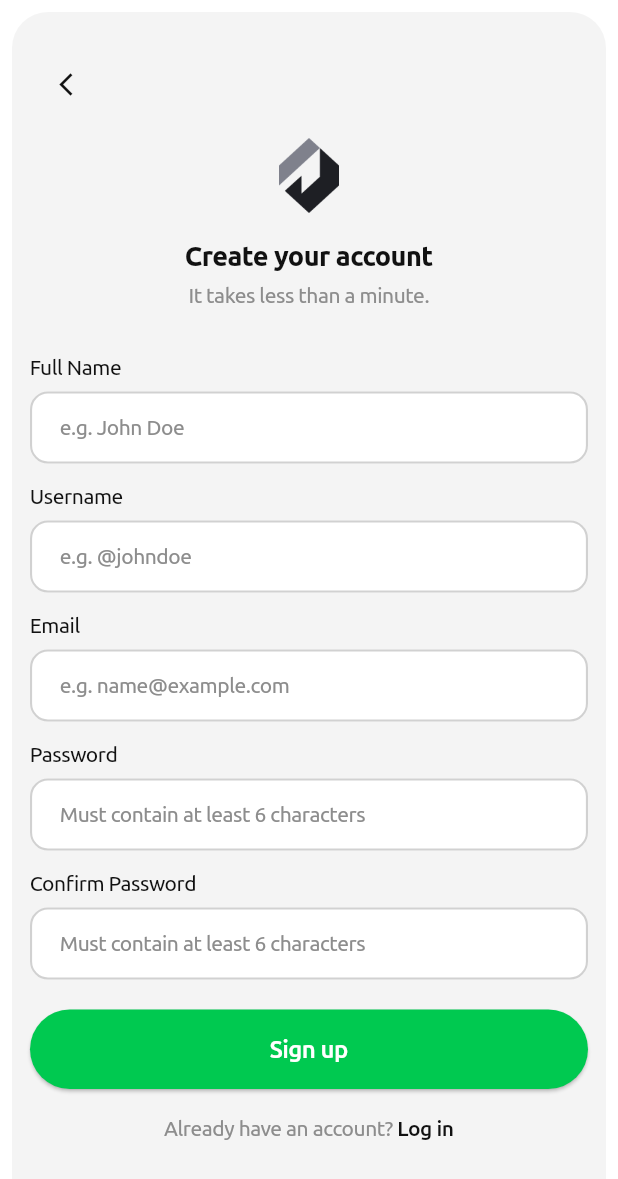
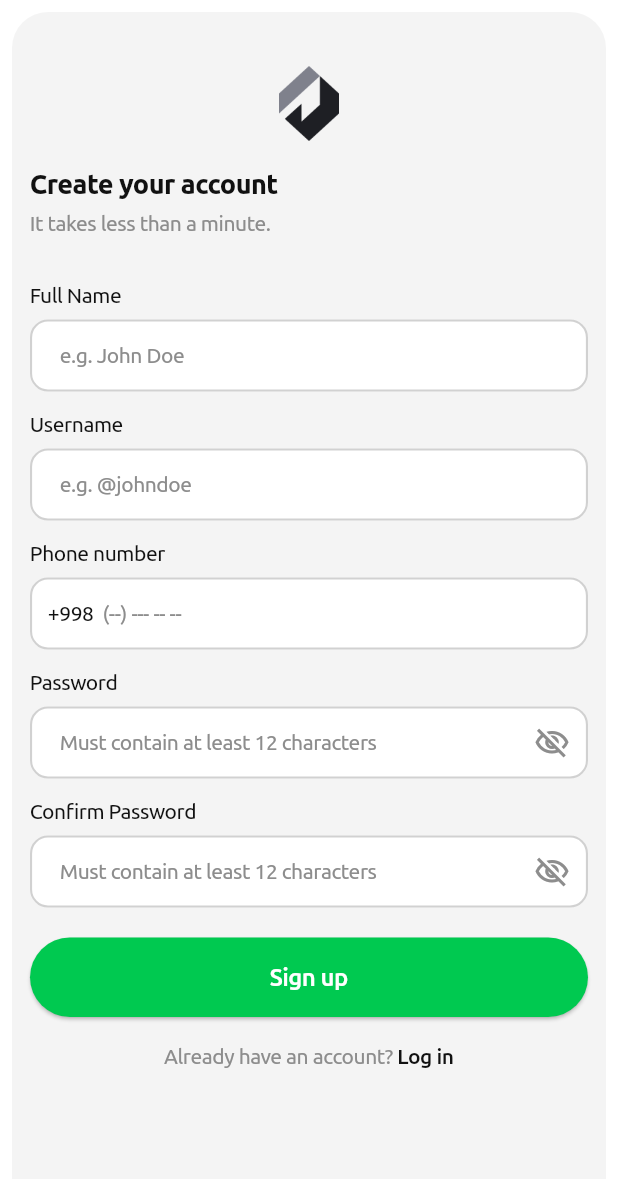
Before and after one commit to Djakh/ustadia_user_app, a Flutter app: the SignUpPage screen opened by its route, on a phone screen of 412 x 824 dp. Shown: the top 1179 px of the screen. Run offline on Flutter 3.47's test engine with Material 3 defaults, Android fonts, the phone set to English and light mode, and no system bars; our stand-ins replace dio, equatable, flutter_bloc, get_it, go_router; project files that could hold a hidden picture were left out.

Commit message:
Issue #7: signup UI was implemented

```diff
--- a/lib/core/widgets/inputs/input_field.dart
+++ b/lib/core/widgets/inputs/input_field.dart
@@ -1,6 +1,5 @@
 import 'package:flutter/material.dart';
 import 'package:flutter/services.dart';
-import 'package:ustadia_user_app/assets/themes/app_colors.dart';
 import 'package:ustadia_user_app/assets/themes/style.dart';
 import 'package:ustadia_user_app/core/extensions/build_context_extension.dart';
 
@@ -16,6 +15,10 @@ class InputField extends StatelessWidget {
   final ValueChanged<String>? onChanged;
   final TextInputAction? textInputAction;
   final FocusNode? focusNode;
+  final bool? obscure;
+  final bool showVisibilityToggle;
+  final VoidCallback? onToggleVisibility;
+  final Widget? suffix;
 
   const InputField.primary({
     super.key,
@@ -27,6 +30,10 @@ class InputField extends StatelessWidget {
     this.onChanged,
     this.textInputAction,
     this.focusNode,
+    this.obscure,
+    this.showVisibilityToggle = false,
+    this.onToggleVisibility,
+    this.suffix,
   }) : type = InputFieldType.primary;
 
   const InputField.phone({
@@ -39,6 +46,10 @@ class InputField extends StatelessWidget {
     this.onChanged,
     this.textInputAction,
     this.focusNode,
+    this.obscure,
+    this.showVisibilityToggle = false,
+    this.onToggleVisibility,
+    this.suffix,
   }) : type = InputFieldType.phone;
 
   const InputField.email({
@@ -51,6 +62,10 @@ class InputField extends StatelessWidget {
     this.onChanged,
     this.textInputAction,
     this.focusNode,
+    this.obscure,
+    this.showVisibilityToggle = false,
+    this.onToggleVisibility,
+    this.suffix,
   }) : type = InputFieldType.email;
 
   const InputField.password({
@@ -63,6 +78,10 @@ class InputField extends StatelessWidget {
     this.onChanged,
     this.textInputAction,
     this.focusNode,
+    this.obscure,
+    this.showVisibilityToggle = false,
+    this.onToggleVisibility,
+    this.suffix,
   }) : type = InputFieldType.password;
 
   /// --- Methods ---
@@ -73,7 +92,9 @@ class InputField extends StatelessWidget {
         _ => TextInputType.text
       };
 
-  bool get obscureText => type == InputFieldType.password;
+  bool get isPassword => type == InputFieldType.password;
+
+  bool get obscureText => isPassword ? (obscure ?? true) : false;
 
   bool get hasError => errorText != null && errorText!.isNotEmpty;
 
@@ -86,6 +107,18 @@ class InputField extends StatelessWidget {
       };
 
   String get phoneHint => hint ?? '(--) --- -- --';
+
+  Widget? suffixIcon(BuildContext context) {
+    if (suffix != null) return suffix;
+    if (isPassword && showVisibilityToggle) {
+      return IconButton(
+          onPressed: onToggleVisibility,
+          icon: Icon(
+              obscureText ? Icons.visibility_off_outlined : Icons.visibility_outlined,
+              color: context.cs.onTertiary));
+    }
+    return null;
+  }
 
   InputBorder border(BuildContext context, Color color) => OutlineInputBorder(
       borderRadius: Style.border12, borderSide: BorderSide(color: color, width: 1.4));
@@ -104,6 +137,7 @@ class InputField extends StatelessWidget {
             : null,
         prefixIconConstraints: const BoxConstraints(minWidth: 0, minHeight: 0),
         prefixStyle: Style.small3w4(context),
+        suffixIcon: suffixIcon(context),
         filled: true,
         fillColor: context.cs.surface,
         contentPadding: const EdgeInsets.symmetric(horizontal: 16, vertical: 14),
@@ -134,7 +168,7 @@ class InputField extends StatelessWidget {
             controller: controller,
             focusNode: focusNode,
             enabled: enabled,
-            cursorColor: AppColors.green36,
+            cursorColor: context.cs.primary,
             keyboardType: keyboardType,
             textInputAction: textInputAction,
             obscureText: obscureText,
--- a/lib/features/auth/presentation/pages/sign_up_page.dart
+++ b/lib/features/auth/presentation/pages/sign_up_page.dart
@@ -20,9 +20,16 @@ class SignUpPage extends StatefulWidget {
 class SignUpPageState extends State<SignUpPage> {
   final fullNameController = TextEditingController();
   final usernameController = TextEditingController();
-  final emailController = TextEditingController();
+  final phoneController = TextEditingController();
   final passwordController = TextEditingController();
   final confirmController = TextEditingController();
+  bool passwordVisible = false;
+  bool confirmVisible = false;
+  bool showFullNameError = false;
+  bool showUsernameError = false;
+  bool showPhoneError = false;
+  bool showPasswordError = false;
+  bool showConfirmError = false;
 
   /// --- Life cycle ---
 
@@ -30,7 +37,7 @@ class SignUpPageState extends State<SignUpPage> {
   void dispose() {
     fullNameController.dispose();
     usernameController.dispose();
-    emailController.dispose();
+    phoneController.dispose();
     passwordController.dispose();
     confirmController.dispose();
     super.dispose();
@@ -40,9 +47,40 @@ class SignUpPageState extends State<SignUpPage> {
 
   void goBack() => context.pop();
 
-  void goToOtp() => context.push(otpRoute, extra: emailController.text);
+  void goToOtp() => context.push(otpRoute, extra: '+998 ${phoneController.text}');
 
-  void onSignUp() => goToOtp();
+  bool get isFullNameValid => fullNameController.text.trim().isNotEmpty;
+
+  bool get isUsernameValid => usernameController.text.trim().isNotEmpty;
+
+  bool get isPhoneValid => phoneController.text.replaceAll(RegExp(r'\D'), '').length == 9;
+
+  bool get hasMinLength => passwordController.text.length >= 12;
+  bool get hasUpper => RegExp(r'[A-Z]').hasMatch(passwordController.text);
+  bool get hasLower => RegExp(r'[a-z]').hasMatch(passwordController.text);
+  bool get hasNumber => RegExp(r'[0-9]').hasMatch(passwordController.text);
+  bool get hasSymbol => RegExp(r'[^A-Za-z0-9]').hasMatch(passwordController.text);
+
+  bool get isPasswordStrong => hasMinLength && hasUpper && hasLower && hasNumber && hasSymbol;
+
+  bool get passwordsMatch =>
+      passwordController.text.isNotEmpty && passwordController.text == confirmController.text;
+
+  void onSignUp() {
+    final fullNameValid = isFullNameValid;
+    final usernameValid = isUsernameValid;
+    final phoneValid = isPhoneValid;
+    final strong = isPasswordStrong;
+    final match = passwordsMatch;
+    setState(() {
+      showFullNameError = !fullNameValid;
+      showUsernameError = !usernameValid;
+      showPhoneError = !phoneValid;
+      showPasswordError = !strong;
+      showConfirmError = !match;
+    });
+    if (fullNameValid && usernameValid && phoneValid && strong && match) goToOtp();
+  }
 
   void goToLogin() => context.go(loginRoute);
 
@@ -50,40 +88,90 @@ class SignUpPageState extends State<SignUpPage> {
 
   Widget get logo => Image.asset(AppImages.loginLogo, height: 50, width: 40);
 
-  Widget get header => Column(crossAxisAlignment: CrossAxisAlignment.center, children: [
-        Row(children: [
-          IconButton(
-              onPressed: goBack,
-              icon: Icon(Icons.arrow_back_ios_new, color: context.cs.onSurface, size: 18)),
-          const Spacer()
-        ]),
-        const SizedBox(height: 12),
-        logo,
-        const SizedBox(height: 16),
-        Text('Create your account', style: Style.body2w6(context)),
-        const SizedBox(height: 4),
-        Text('It takes less than a minute.',
-            style: Style.small3w4(context, color: TextColorRole.greyColor))
+  Widget rule(String text, bool met) => Row(children: [
+        Icon(met ? Icons.check_circle : Icons.circle_outlined,
+            size: 16, color: met ? context.cs.primary : context.cs.onTertiary),
+        const SizedBox(width: 8),
+        Expanded(
+            child: Text(text,
+                style: Style.small3w4(context, color: TextColorRole.greyColor)
+                    .copyWith(color: met ? context.cs.onSurface : context.cs.onTertiary)))
       ]);
 
+  List<String> get passwordIssues {
+    final issues = <String>[];
+    if (!hasMinLength) issues.add('Use at least 12 characters.');
+    if (!hasUpper) issues.add('Add at least one uppercase letter.');
+    if (!hasLower) issues.add('Add at least one lowercase letter.');
+    if (!hasNumber) issues.add('Add at least one number.');
+    if (!hasSymbol) issues.add('Add at least one symbol.');
+    return issues;
+  }
+
+  Widget get passwordChecklist => Column(
+      crossAxisAlignment: CrossAxisAlignment.start,
+      children: passwordIssues
+          .map((issue) => Padding(
+              padding: const EdgeInsets.only(top: 4),
+              child: Row(crossAxisAlignment: CrossAxisAlignment.start, children: [
+                const Icon(Icons.error_outline, size: 16, color: Colors.red),
+                const SizedBox(width: 6),
+                Expanded(
+                    child: Text(issue,
+                        style: Style.small3w4(context, color: TextColorRole.greyColor)
+                            .copyWith(color: Colors.red)))
+              ])))
+          .toList());
+
   Widget get form => Column(crossAxisAlignment: CrossAxisAlignment.stretch, children: [
-        InputField.primary(controller: fullNameController, label: 'Full Name', hint: 'e.g. John Doe'),
+        InputField.primary(
+            controller: fullNameController,
+            label: 'Full Name',
+            hint: 'e.g. John Doe',
+            errorText: showFullNameError ? 'Full name is required.' : null,
+            onChanged: (_) => setState(() => showFullNameError = false)),
         const SizedBox(height: 12),
         InputField.primary(
-            controller: usernameController, label: 'Username', hint: 'e.g. @johndoe'),
+            controller: usernameController,
+            label: 'Username',
+            hint: 'e.g. @johndoe',
+            errorText: showUsernameError ? 'Username is required.' : null,
+            onChanged: (_) => setState(() => showUsernameError = false)),
         const SizedBox(height: 12),
-        InputField.email(
-            controller: emailController, label: 'Email', hint: 'e.g. name@example.com'),
+        InputField.phone(
+            controller: phoneController,
+            label: 'Phone number',
+            errorText: showPhoneError ? 'Phone number is invalid.' : null,
+            onChanged: (_) => setState(() => showPhoneError = false)),
         const SizedBox(height: 12),
         InputField.password(
             controller: passwordController,
             label: 'Password',
-            hint: 'Must contain at least 6 characters'),
+            hint: 'Must contain at least 12 characters',
+            obscure: !passwordVisible,
+            showVisibilityToggle: true,
+            onToggleVisibility: () => setState(() => passwordVisible = !passwordVisible),
+            errorText: showPasswordError ? 'Password is not strong enough.' : null,
+            onChanged: (_) => setState(() {
+                  showPasswordError = false;
+                  showConfirmError = false;
+                })),
+        if (showPasswordError) ...[
+          const SizedBox(height: 8),
+          passwordChecklist
+        ],
         const SizedBox(height: 12),
         InputField.password(
             controller: confirmController,
             label: 'Confirm Password',
-            hint: 'Must contain at least 6 characters'),
+            hint: 'Must contain at least 12 characters',
+            obscure: !confirmVisible,
+            showVisibilityToggle: true,
+            onToggleVisibility: () => setState(() => confirmVisible = !confirmVisible),
+            errorText: showConfirmError && confirmController.text.isNotEmpty
+                ? 'Passwords do not match.'
+                : null,
+            onChanged: (_) => setState(() => showConfirmError = false)),
       ]);
 
   Widget get footer => Row(mainAxisAlignment: MainAxisAlignment.center, children: [
@@ -95,8 +183,14 @@ class SignUpPageState extends State<SignUpPage> {
       ]);
 
   Widget get view => PrimaryBackground(
-          child: Column(crossAxisAlignment: CrossAxisAlignment.stretch, children: [
-        header,
+          child: ListView( children: [
+        const SizedBox(height: 12),
+        logo,
+        const SizedBox(height: 16),
+        Text('Create your account', style: Style.body2w6(context)),
+        const SizedBox(height: 4),
+        Text('It takes less than a minute.',
+            style: Style.small3w4(context, color: TextColorRole.greyColor)),
         const SizedBox(height: 28),
         form,
         const SizedBox(height: 20),
--- a/lib/router.dart
+++ b/lib/router.dart
@@ -1,5 +1,4 @@
 import 'package:go_router/go_router.dart';
-import 'package:ustadia_user_app/features/auth/presentation/pages/login_email_page.dart';
 import 'package:ustadia_user_app/features/auth/presentation/pages/login_page.dart';
 import 'package:ustadia_user_app/features/auth/presentation/pages/otp_page.dart';
 import 'package:ustadia_user_app/features/auth/presentation/pages/sign_up_page.dart';
@@ -10,7 +9,6 @@ import 'package:ustadia_user_app/features/splash/presentation/pages/splash_page.
 const splashRoute = '/';
 const onboardingRoute = '/onboarding';
 const loginRoute = '/login';
-const loginEmailRoute = '/login-email';
 const otpRoute = '/otp';
 const signUpRoute = '/sign-up';
 const postsRoute = '/posts';
@@ -19,7 +17,6 @@ final appRouter = GoRouter(initialLocation: splashRoute, routes: [
   GoRoute(path: splashRoute, builder: (context, state) => const SplashPage()),
   GoRoute(path: onboardingRoute, builder: (context, state) => const OnboardingPage()),
   GoRoute(path: loginRoute, builder: (context, state) => const LoginPage()),
-  GoRoute(path: loginEmailRoute, builder: (context, state) => const LoginEmailPage()),
   GoRoute(
       path: otpRoute,
       builder: (context, state) => OtpPage(contact: (state.extra as String?) ?? '')),
```
Also changed, not shown: lib/features/auth/presentation/pages/login_email_page.dart (deleted, +0 -80 lines), lib/features/auth/presentation/pages/login_page.dart (+1 -8 lines).
